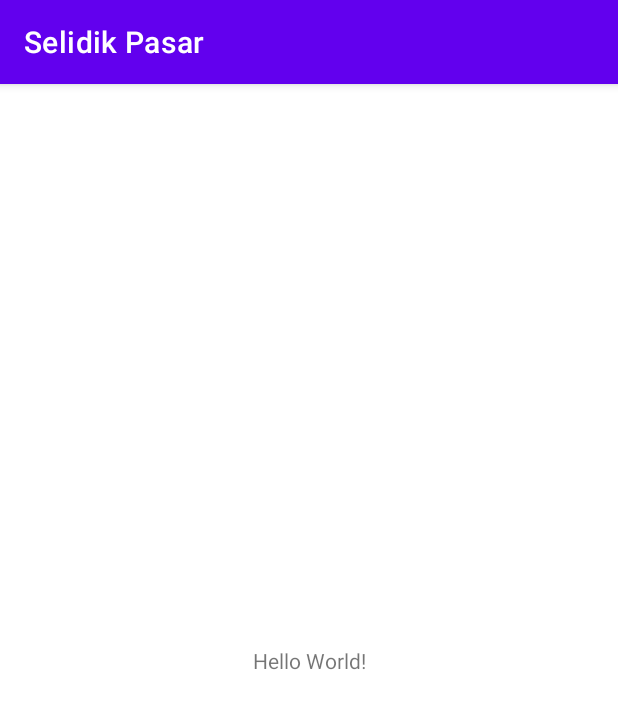
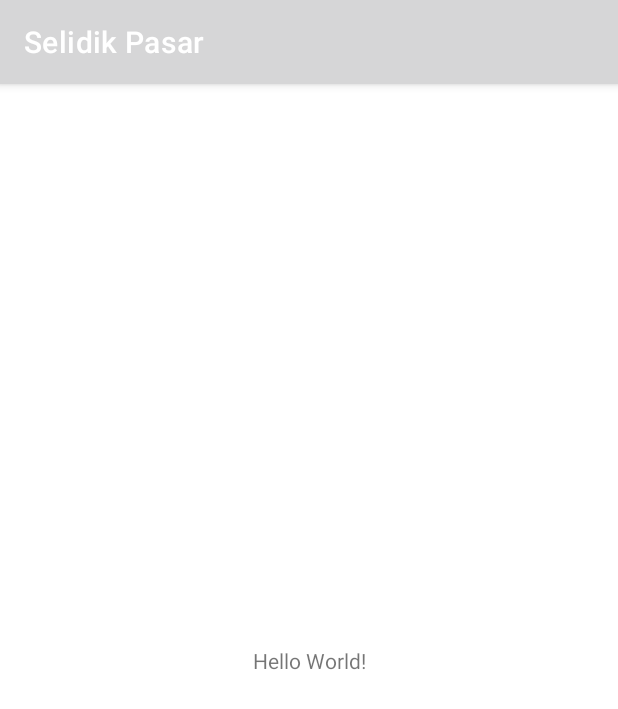
Before and after one commit to SelidikPasar/Selasar-Android, an Android app: the screen it shows after launch (MainActivity), on a phone screen of 412 x 824 dp. Shown: the top 709 px of the screen. Run offline under Robolectric (Android 15) with nearby library versions, the phone set to English and light mode, and no system bars.

Commit message:
✨ Adding color pallete

```diff
--- a/app/src/main/res/values/colors.xml
+++ b/app/src/main/res/values/colors.xml
@@ -1,10 +1,9 @@
 <?xml version="1.0" encoding="utf-8"?>
 <resources>
-    <color name="purple_200">#FFBB86FC</color>
-    <color name="purple_500">#FF6200EE</color>
-    <color name="purple_700">#FF3700B3</color>
-    <color name="teal_200">#FF03DAC5</color>
-    <color name="teal_700">#FF018786</color>
-    <color name="black">#FF000000</color>
-    <color name="white">#FFFFFFFF</color>
+    <color name="brown">#49111C</color>
+    <color name="brown_dark">#280000</color>
+    <color name="brown_light">#783B43</color>
+    <color name="grey">#999999</color>
+    <color name="black">#0A0908</color>
+    <color name="white">#FFFFFF</color>
 </resources>
```
